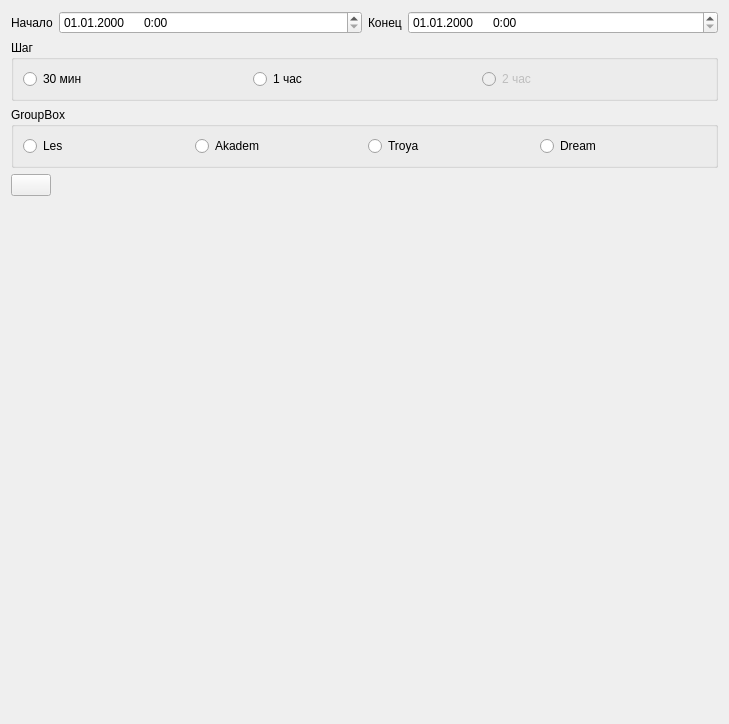
The window that club_stat/gui/ui/out_form.ui (zaswed76/pc_club) describes before a commit, drawn with Qt 5.
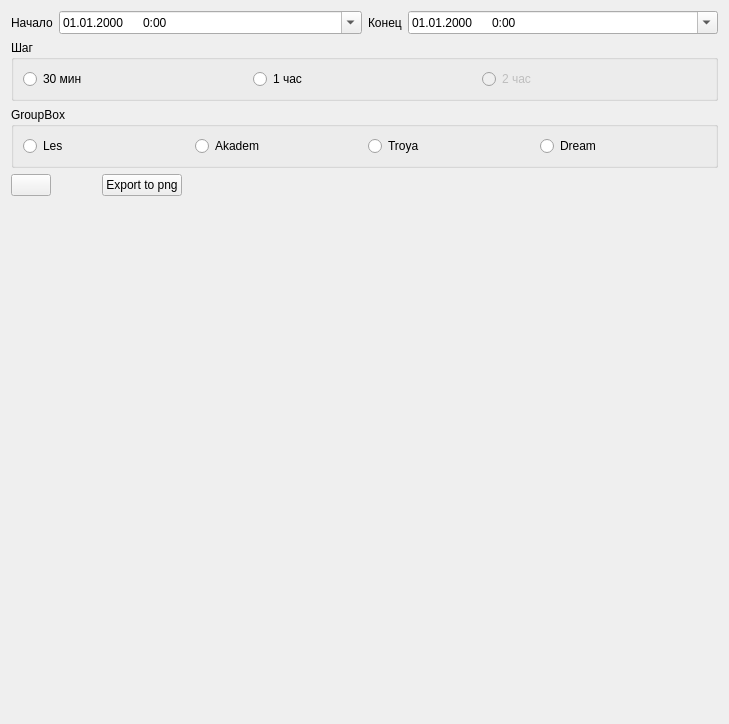
The same window after the commit.

```diff
--- a/club_stat/gui/ui/out_form.ui
+++ b/club_stat/gui/ui/out_form.ui
@@ -13,7 +13,7 @@
   <property name="windowTitle">
    <string>Form</string>
   </property>
-  <layout class="QVBoxLayout" name="verticalLayout" stretch="0,0,0,0,2,0">
+  <layout class="QVBoxLayout" name="verticalLayout" stretch="0,0,0,0,11,1">
    <item>
     <layout class="QHBoxLayout" name="horizontalLayout">
      <item>
@@ -30,6 +30,9 @@
          <property name="displayFormat">
           <string>dd.MM.yyyy      H:mm</string>
          </property>
+         <property name="calendarPopup">
+          <bool>true</bool>
+         </property>
         </widget>
        </item>
       </layout>
@@ -48,6 +51,9 @@
          <property name="displayFormat">
           <string>dd.MM.yyyy      H:mm</string>
          </property>
+         <property name="calendarPopup">
+          <bool>true</bool>
+         </property>
         </widget>
        </item>
       </layout>
@@ -136,6 +142,29 @@
        </property>
       </widget>
      </item>
+     <item>
+      <spacer name="horizontalSpacer">
+       <property name="orientation">
+        <enum>Qt::Horizontal</enum>
+       </property>
+       <property name="sizeType">
+        <enum>QSizePolicy::Fixed</enum>
+       </property>
+       <property name="sizeHint" stdset="0">
+        <size>
+         <width>45</width>
+         <height>20</height>
+        </size>
+       </property>
+      </spacer>
+     </item>
+     <item>
+      <widget class="QPushButton" name="export_to_png">
+       <property name="text">
+        <string>Export to png</string>
+       </property>
+      </widget>
+     </item>
      <item>
       <spacer name="horizontalSpacer_2">
        <property name="orientation">
@@ -186,6 +215,9 @@
         <property name="scaledContents">
          <bool>false</bool>
         </property>
+        <property name="alignment">
+         <set>Qt::AlignCenter</set>
+        </property>
        </widget>
       </item>
      </layout>
```
Left out of the diff: 17 changed lines with no effect on the pictures.
